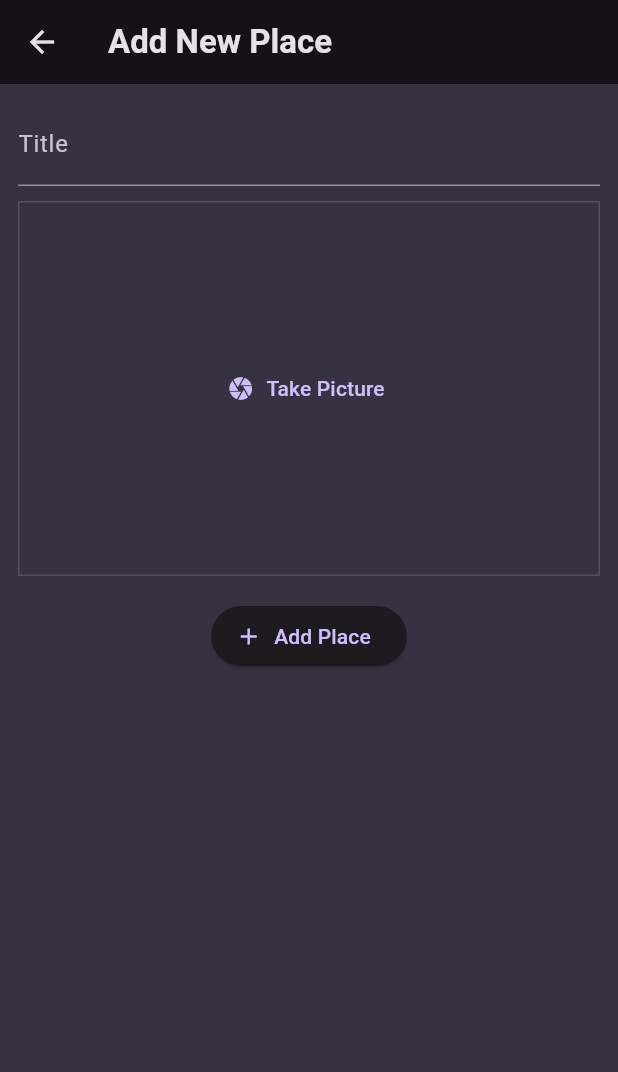
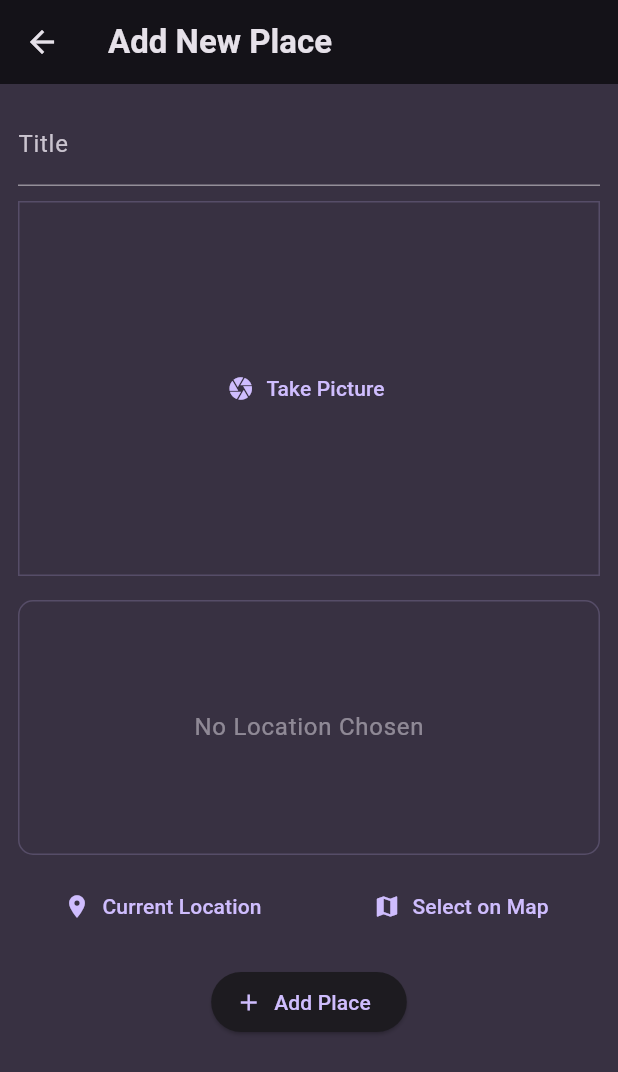
Before and after one commit to vohoangloc123/favorite_places_app, a Flutter app: the AddPlaceScreen screen opened directly, on a phone screen of 412 x 824 dp. Shown: the top 1072 px of the screen. Run offline on Flutter 3.47's test engine with Material 3 defaults, Android fonts, the phone set to English and light mode, and no system bars; our stand-ins replace flutter_riverpod, google_fonts, image_picker.

Commit message:
Add the 'location' Package & Starting with the 'Get Location' Input Widget

```diff
--- a/lib/screens/add_place.dart
+++ b/lib/screens/add_place.dart
@@ -2,6 +2,7 @@ import 'dart:io';
 
 import 'package:favorite_places_app/providers/user_places.dart';
 import 'package:favorite_places_app/widgets/image_input.dart';
+import 'package:favorite_places_app/widgets/location_input.dart';
 import 'package:flutter/material.dart';
 import 'package:flutter_riverpod/flutter_riverpod.dart';
 
@@ -56,6 +57,8 @@ class _AddPlaceScreenState extends ConsumerState<AddPlaceScreen> {
               },
             ),
             const SizedBox(height: 16),
+            LocationInput(),
+            const SizedBox(height: 16),
             ElevatedButton.icon(
                 onPressed: _savePlace,
                 icon: const Icon(Icons.add),
--- /dev/null
+++ b/lib/widgets/location_input.dart
@@ -0,0 +1,53 @@
+import 'package:flutter/material.dart';
+
+class LocationInput extends StatefulWidget {
+  const LocationInput({super.key});
+
+  @override
+  State<LocationInput> createState() => _LocationInputState();
+}
+
+class _LocationInputState extends State<LocationInput> {
+  @override
+  Widget build(BuildContext context) {
+    return Column(
+      children: [
+        Container(
+          height: 170,
+          width: double.infinity,
+          decoration: BoxDecoration(
+            border: Border.all(
+                width: 1,
+                color: Theme.of(context).colorScheme.primary.withOpacity(0.2)),
+            borderRadius: BorderRadius.circular(10),
+          ),
+          alignment: Alignment.center,
+          child: Text(
+            'No Location Chosen',
+            style: Theme.of(context).textTheme.bodyLarge!.copyWith(
+                  color:
+                      Theme.of(context).colorScheme.onSurface.withOpacity(0.5),
+                ),
+          ),
+        ),
+        const SizedBox(height: 10),
+        Row(
+          mainAxisAlignment: MainAxisAlignment.spaceEvenly,
+          children: [
+            TextButton.icon(
+              icon: const Icon(Icons.location_on),
+              label: const Text('Current Location'),
+              onPressed: () {},
+            ),
+            const SizedBox(width: 10),
+            TextButton.icon(
+              icon: const Icon(Icons.map),
+              label: const Text('Select on Map'),
+              onPressed: () {},
+            ),
+          ],
+        ),
+      ],
+    );
+  }
+}
--- a/pubspec.yaml
+++ b/pubspec.yaml
@@ -39,6 +39,7 @@ dependencies:
   uuid: ^4.5.1
   flutter_riverpod: ^2.5.1
   image_picker: ^1.1.2
+  location: ^7.0.0
 
 dev_dependencies:
   flutter_test:
```
Also changed, not shown: pubspec.lock, 3 other files.
